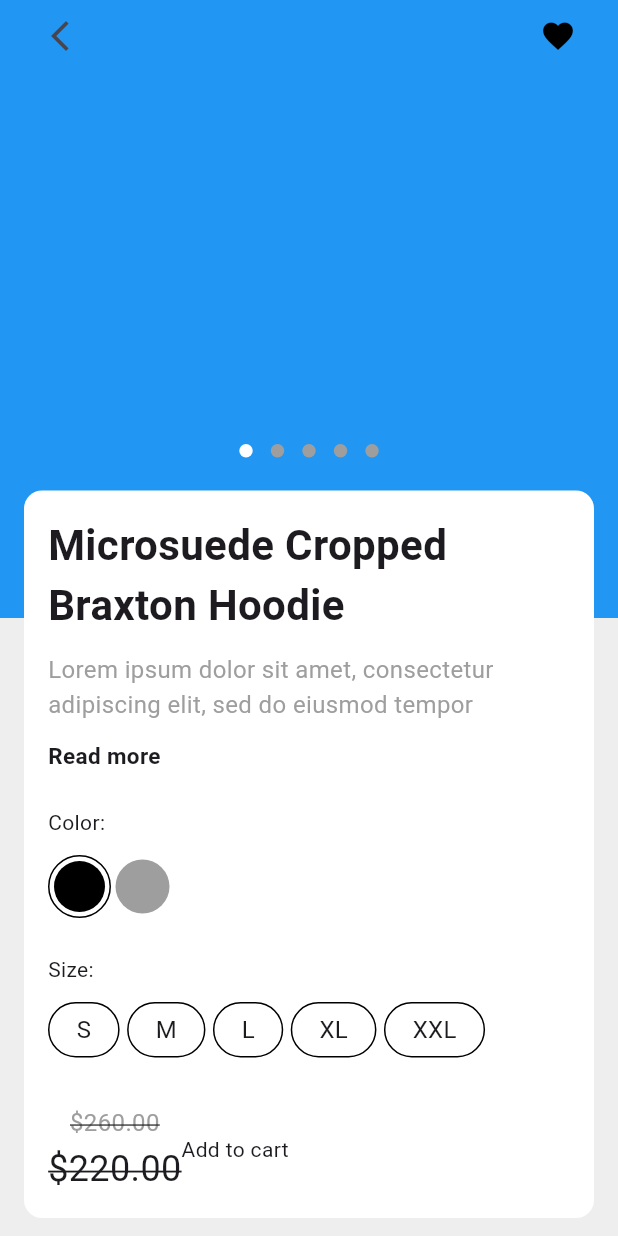
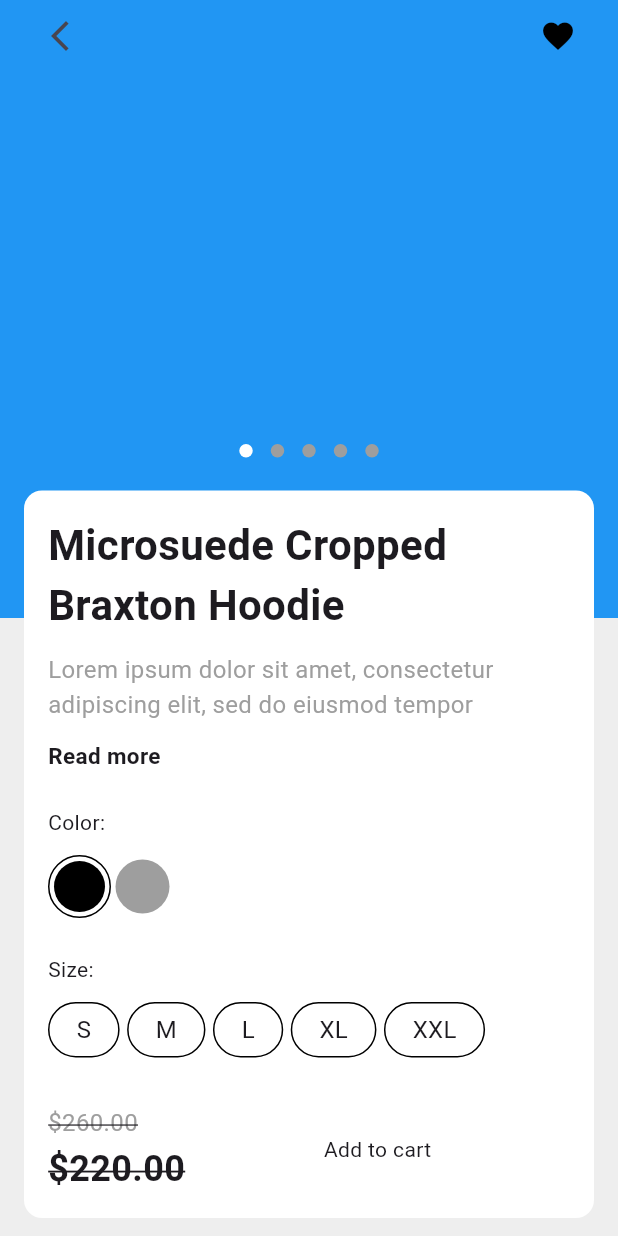
Before and after one commit to JAICHANGPARK/flutter_notebook_chapter_49, a Flutter app: the ECommerceDetailPage screen opened directly, on a phone screen of 412 x 824 dp. Run offline on Flutter 3.47's test engine with Material 3 defaults, Android fonts, the phone set to English and light mode, and no system bars; drawn by our look-alikes of dots_indicator; our stand-ins replace gap, google_fonts; Roboto replaces fonts that are missing (Akshar).

Commit message:
Update e_commerce_detail_page.dart

```diff
--- a/lib/ep2451_e_commerce_app/ui/e_commerce_detail_page.dart
+++ b/lib/ep2451_e_commerce_app/ui/e_commerce_detail_page.dart
@@ -172,6 +172,8 @@ class _ECommerceDetailPageState extends State<ECommerceDetailPage> {
                           children: [
                             Column(
                               spacing: 2,
+                              crossAxisAlignment: .start,
+
                               children: [
                                 Text(
                                   "\$260.00",
@@ -187,12 +189,15 @@ class _ECommerceDetailPageState extends State<ECommerceDetailPage> {
                                   style: GoogleFonts.akshar(
                                     decoration: TextDecoration.lineThrough,
                                     fontSize: 24,
+                                    fontWeight: .bold,
                                   ),
                                 ),
                               ],
                             ),
-                            Container(
-                              child: Center(child: Text("Add to cart")),
+                            Expanded(
+                              child: Container(
+                                child: Center(child: Text("Add to cart")),
+                              ),
                             ),
                           ],
                         ),
```
